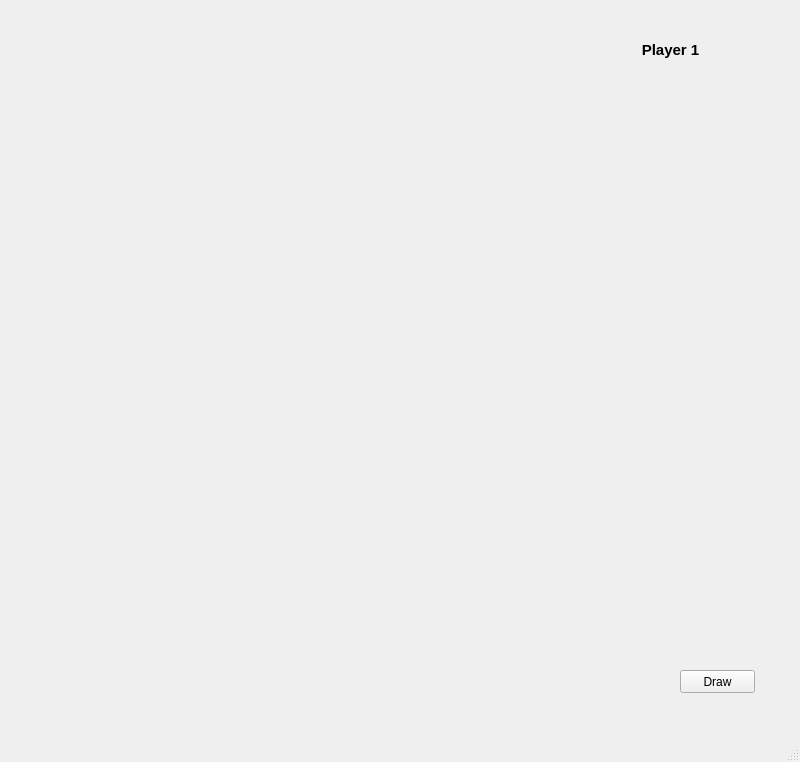
Old version of the form main_window.ui in the repository ramonrsv/ScrabbleArena.
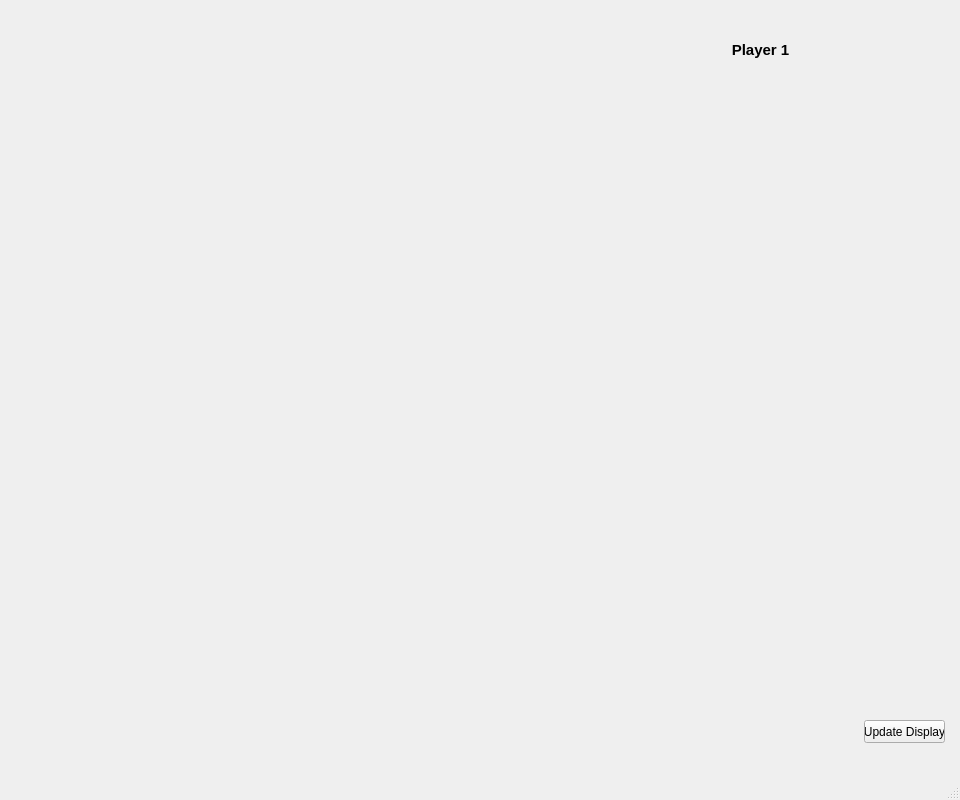
New version of the form.

Commit message: Board Labels implemented - tested for 15x15 and 11x11 boards

Patch:
```diff
--- a/main_window.ui
+++ b/main_window.ui
@@ -6,10 +6,22 @@
    <rect>
     <x>0</x>
     <y>0</y>
-    <width>800</width>
-    <height>762</height>
+    <width>960</width>
+    <height>800</height>
    </rect>
   </property>
+  <property name="minimumSize">
+   <size>
+    <width>960</width>
+    <height>800</height>
+   </size>
+  </property>
+  <property name="maximumSize">
+   <size>
+    <width>960</width>
+    <height>1080</height>
+   </size>
+  </property>
   <property name="windowTitle">
    <string>MainWindow</string>
   </property>
@@ -27,7 +39,7 @@
    <widget class="QLabel" name="player1_label">
     <property name="geometry">
      <rect>
-      <x>630</x>
+      <x>720</x>
       <y>40</y>
       <width>81</width>
       <height>20</height>
@@ -50,14 +62,34 @@
    <widget class="QPushButton" name="draw_button">
     <property name="geometry">
      <rect>
-      <x>680</x>
-      <y>670</y>
-      <width>75</width>
+      <x>864</x>
+      <y>720</y>
+      <width>81</width>
       <height>23</height>
      </rect>
     </property>
     <property name="text">
-     <string>Draw</string>
+     <string>Update Display</string>
+    </property>
+   </widget>
+   <widget class="QWidget" name="y_label_widget" native="true">
+    <property name="geometry">
+     <rect>
+      <x>20</x>
+      <y>50</y>
+      <width>30</width>
+      <height>557</height>
+     </rect>
+    </property>
+   </widget>
+   <widget class="QWidget" name="x_label_widget" native="true">
+    <property name="geometry">
+     <rect>
+      <x>50</x>
+      <y>20</y>
+      <width>557</width>
+      <height>30</height>
+     </rect>
     </property>
    </widget>
   </widget>
```
Left out of the diff: 18 changed lines with no effect on the pictures. The commit also changes 3 other files.
